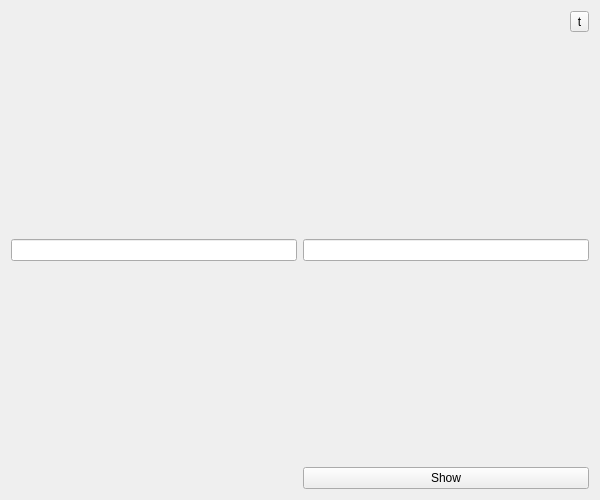
Old version of the form windowpopup.ui in the repository draco-sam/myDictionary.
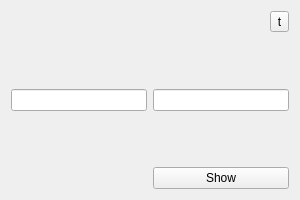
New version of the form. Icons and pictures are not drawn.

Commit message: - Change the time to repeat the popup window.

Diff of the .ui file:
```diff
--- a/windowpopup.ui
+++ b/windowpopup.ui
@@ -6,14 +6,14 @@
    <rect>
     <x>0</x>
     <y>0</y>
-    <width>600</width>
-    <height>500</height>
+    <width>300</width>
+    <height>200</height>
    </rect>
   </property>
   <property name="minimumSize">
    <size>
-    <width>350</width>
-    <height>200</height>
+    <width>200</width>
+    <height>100</height>
    </size>
   </property>
   <property name="maximumSize">
@@ -40,6 +40,9 @@
      </item>
      <item row="2" column="1">
       <widget class="QLineEdit" name="line_french">
+       <property name="enabled">
+        <bool>true</bool>
+       </property>
        <property name="minimumSize">
         <size>
          <width>100</width>
@@ -85,6 +88,12 @@
        </item>
        <item>
         <widget class="QToolButton" name="tool_configure">
+         <property name="maximumSize">
+          <size>
+           <width>200</width>
+           <height>100</height>
+          </size>
+         </property>
          <property name="text">
           <string>t</string>
          </property>
```
Left out of the diff: 3 changed lines with no effect on the pictures. The commit also changes 2 other files.
